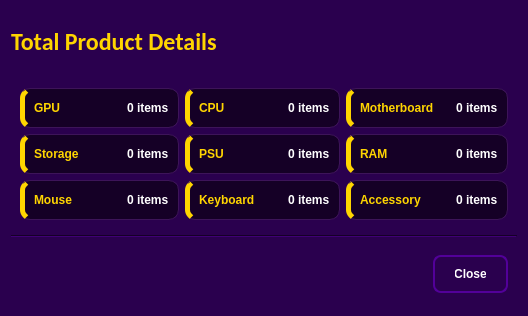
The window that UI/Totalitems_expand.ui (codenoobie25/ThunderCats) describes before a commit, drawn with Qt 5.
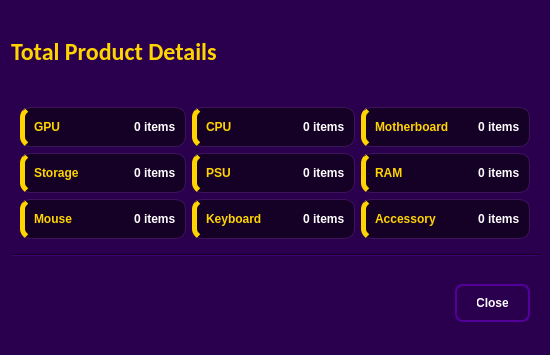
The same window after the commit. Icons and pictures are not drawn.

Patch:
```diff
--- a/UI/Totalitems_expand.ui
+++ b/UI/Totalitems_expand.ui
@@ -6,10 +6,16 @@
    <rect>
     <x>0</x>
     <y>0</y>
-    <width>528</width>
-    <height>316</height>
+    <width>550</width>
+    <height>355</height>
    </rect>
   </property>
+  <property name="maximumSize">
+   <size>
+    <width>550</width>
+    <height>355</height>
+   </size>
+  </property>
   <property name="palette">
    <palette>
     <active>
@@ -489,6 +495,18 @@
   <layout class="QVBoxLayout" name="verticalLayout">
    <item>
     <widget class="QLabel" name="headerLine">
+     <property name="minimumSize">
+      <size>
+       <width>0</width>
+       <height>0</height>
+      </size>
+     </property>
+     <property name="maximumSize">
+      <size>
+       <width>16777215</width>
+       <height>16777215</height>
+      </size>
+     </property>
      <property name="font">
       <font>
        <family>Calibri</family>
```
Left out of the diff: 2 changed lines with no effect on the pictures.
